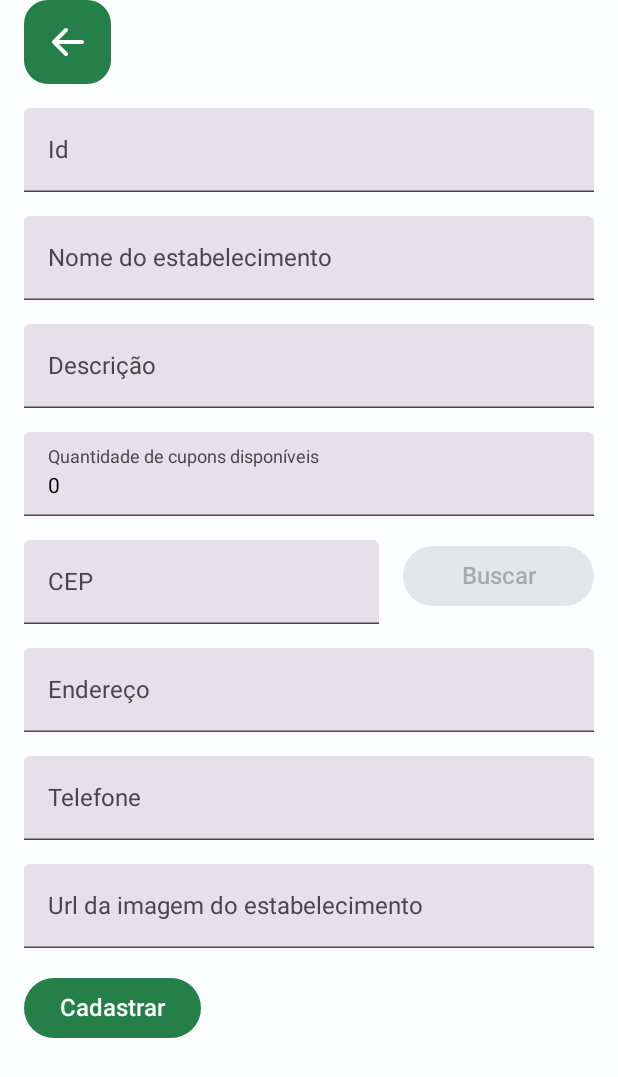
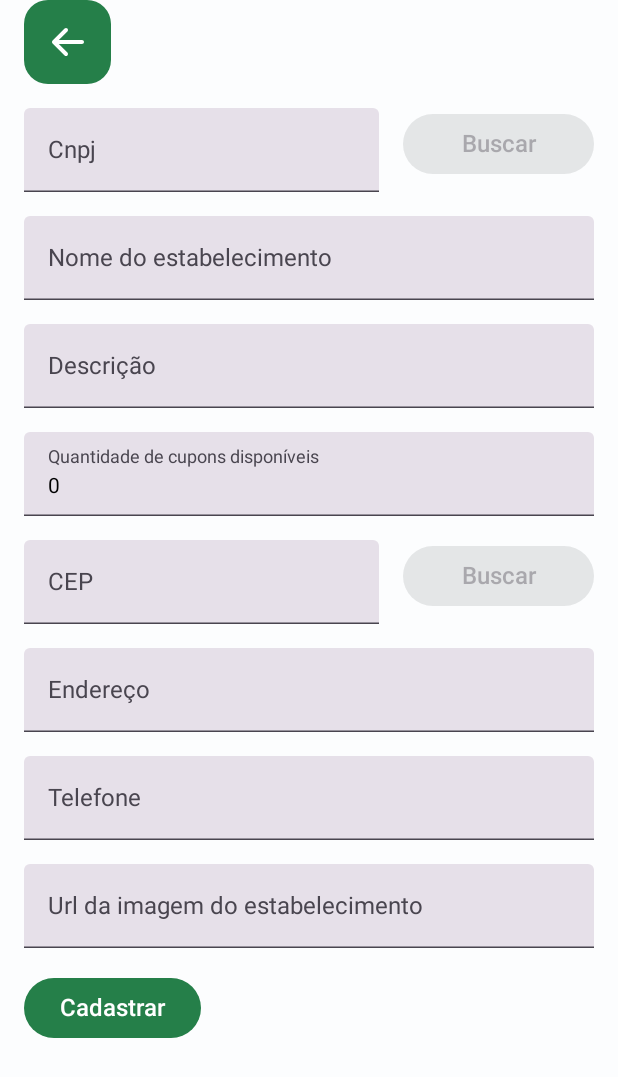
Before and after one commit to jadilsonl12/Monitoring, an Android app built with Jetpack Compose: the RegisterNewEstablishmentScreen screen opened through its navigation route, on a phone screen of 412 x 824 dp. Shown: the top 1077 px of the screen. Run offline under Robolectric (Android 15) with nearby library versions, the phone set to English and light mode, and no system bars.

Commit message:
Feat: adicionando a api de cnpj

```diff
--- a/app/src/main/java/com/example/monitoring/ui/screen/register/RegisterNewEstablishment.kt
+++ b/app/src/main/java/com/example/monitoring/ui/screen/register/RegisterNewEstablishment.kt
@@ -27,6 +27,7 @@ import com.example.monitoring.R
 import com.example.monitoring.database.DatabaseHelper
 import com.example.monitoring.domain.Establishments
 import com.example.monitoring.service.AddressService
+import com.example.monitoring.service.CnpjService
 import com.example.monitoring.ui.components.button.NearbyButton
 import kotlinx.coroutines.Dispatchers
 import kotlinx.coroutines.launch
@@ -45,7 +46,9 @@ fun RegisterNewEstablishmentScreen(onNavigateBack: () -> Unit) {
     var address by remember { mutableStateOf("") }
     var phone by remember { mutableStateOf("") }
     var urlImage by remember { mutableStateOf("") }
-    var isLoading by remember { mutableStateOf(false) }
+    var isLoadingCep by remember { mutableStateOf(false) }
+    var cnpj by remember { mutableStateOf("") }
+    var isLoadingCnjp by remember { mutableStateOf(false) }
 
     val scope = rememberCoroutineScope()
 
@@ -62,21 +65,45 @@ fun RegisterNewEstablishmentScreen(onNavigateBack: () -> Unit) {
                 onClick = onNavigateBack
             )
 
+            Row(
+                modifier = Modifier
+                    .fillMaxWidth(),
+                horizontalArrangement = Arrangement.spacedBy(16.dp)
+            ) {
+                TextField(
+                    modifier = Modifier
+                        .weight(0.65f)
+                        .fillMaxWidth(),
+                    textStyle = TextStyle(color = Color.Black),
+                    value = cnpj,
+                    maxLines = 1,
+                    onValueChange = { cnpj = it },
+                    label = { Text("Cnpj") },
+                )
+
+                Button(
+                    onClick = {
+                        scope.launch {
+                            isLoadingCnjp = true
+                            val cnpj = CnpjService().findByCnpj(cnpj)
+                            categoryId = cnpj?.nome_fantasia ?: "Estabelecimento não encontrado"
+                            isLoadingCnjp = false
+                        }
+                    },
+                    modifier = Modifier
+                        .weight(0.35f)
+                        .fillMaxWidth(),
+                    enabled = cnpj.length == 14,
+                ) {
+                    Text(if (isLoadingCnjp) "Buscando" else "Buscar")
+                }
+            }
+
             TextField(
                 modifier = Modifier
                     .fillMaxWidth(),
                 textStyle = TextStyle(color = Color.Black),
                 value = categoryId,
-                maxLines = 1,
-                onValueChange = { categoryId = it },
-                label = { Text("Id") },
-            )
-
-            TextField(
-                modifier = Modifier
-                    .fillMaxWidth(),
-                textStyle = TextStyle(color = Color.Black),
-                value = name,
                 maxLines = 1,
                 onValueChange = { name = it },
                 label = { Text("Nome do estabelecimento") },
@@ -123,10 +150,10 @@ fun RegisterNewEstablishmentScreen(onNavigateBack: () -> Unit) {
                 Button(
                     onClick = {
                         scope.launch {
-                            isLoading = true
+                            isLoadingCep = true
                             val endereco = AddressService().findByCep(cep)
                             address = endereco?.city ?: "Endereço não encontrado"
-                            isLoading = false
+                            isLoadingCep = false
                         }
                     },
                     modifier = Modifier
@@ -134,7 +161,7 @@ fun RegisterNewEstablishmentScreen(onNavigateBack: () -> Unit) {
                         .fillMaxWidth(),
                     enabled = cep.length == 8,
                 ) {
-                    Text(if (isLoading) "Buscando" else "Buscar")
+                    Text(if (isLoadingCep) "Buscando" else "Buscar")
                 }
             }
 
```
Also changed, not shown: app/src/main/java/com/example/monitoring/api/CnpjApi.kt (added, +10 -0 lines), app/src/main/java/com/example/monitoring/api/CnpjHelper.kt (added, +11 -0 lines), app/src/main/java/com/example/monitoring/domain/Cnpj.kt (added, +7 -0 lines), app/src/main/java/com/example/monitoring/service/CnpjService.kt (added, +20 -0 lines).
